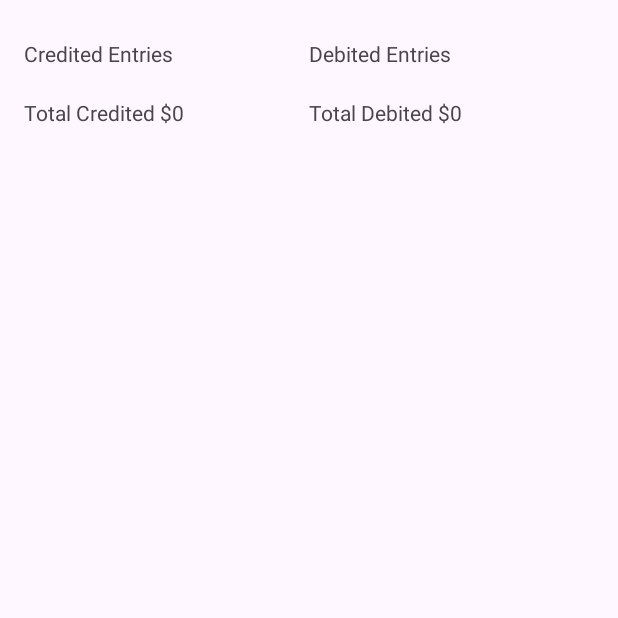
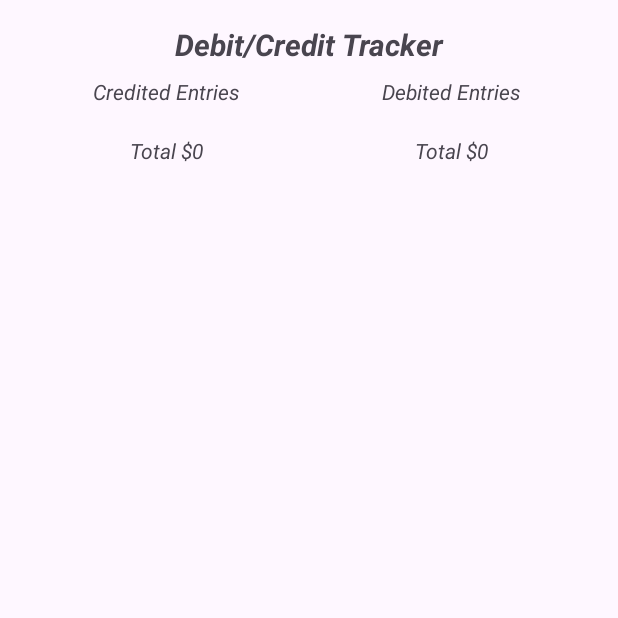
Before and after one commit to JayGurjar/debitCreditApp, an Android app: the screen it shows after launch (MainActivity), on a phone screen of 412 x 824 dp, the top half of it. Run offline under Robolectric (Android 15) with nearby library versions, the phone set to English and light mode, and no system bars.

Commit message:
styling updates and persistent state

```diff
--- a/app/src/main/res/layout/activity_main.xml
+++ b/app/src/main/res/layout/activity_main.xml
@@ -7,10 +7,23 @@
     android:padding="16dp"
     tools:context=".MainActivity">
 
+    <TextView
+        android:id="@+id/idTVHeading"
+        android:layout_width="match_parent"
+        android:layout_height="match_parent"
+        android:text="Debit/Credit Tracker"
+        android:textAlignment="center"
+        android:textSize="20sp"
+        android:textStyle="bold|italic"
+        />
+
+
     <androidx.core.widget.NestedScrollView
         android:layout_width="match_parent"
         android:layout_height="match_parent"
-        android:fillViewport="true">
+        android:fillViewport="true"
+        android:layout_marginTop="25dp">
+
 
         <LinearLayout
             android:id="@+id/llMainLayout"
@@ -36,19 +49,24 @@
                     android:layout_width="match_parent"
                     android:layout_height="wrap_content"
                     android:paddingVertical="10dp"
-                    android:text="Credited Entries" />
+                    android:text="Credited Entries"
+                    android:textStyle="italic"
+                    android:textAlignment="center"/>
 
                 <androidx.recyclerview.widget.RecyclerView
                     android:id="@+id/rvCreditList"
                     android:layout_width="match_parent"
-                    android:layout_height="wrap_content" />
+                    android:layout_height="wrap_content"
+                    android:layout_gravity="center"/>
 
                 <TextView
                     android:id="@+id/tvTotalCredited"
                     android:layout_width="match_parent"
                     android:layout_height="wrap_content"
                     android:paddingVertical="10dp"
-                    android:text="Total Credited $0" />
+                    android:text="Total $0"
+                    android:textStyle="italic"
+                    android:textAlignment="center"/>
             </LinearLayout>
 
             <LinearLayout
@@ -63,19 +81,24 @@
                     android:layout_width="match_parent"
                     android:layout_height="wrap_content"
                     android:paddingVertical="10dp"
-                    android:text="Debited Entries" />
+                    android:text="Debited Entries"
+                    android:textStyle="italic"
+                    android:textAlignment="center"/>
 
                 <androidx.recyclerview.widget.RecyclerView
                     android:id="@+id/rvDebitList"
                     android:layout_width="match_parent"
-                    android:layout_height="wrap_content" />
+                    android:layout_height="wrap_content"
+                    android:layout_gravity="center"/>
 
                 <TextView
                     android:id="@+id/tvTotalDebited"
                     android:layout_width="match_parent"
                     android:layout_height="wrap_content"
                     android:paddingVertical="10dp"
-                    android:text="Total Debited $0" />
+                    android:text="Total $0"
+                    android:textStyle="italic"
+                    android:textAlignment="center"/>
             </LinearLayout>
         </LinearLayout>
     </androidx.core.widget.NestedScrollView>
--- a/app/src/main/res/layout/transaction.xml
+++ b/app/src/main/res/layout/transaction.xml
@@ -22,6 +22,7 @@
             android:layout_height="wrap_content"
             android:paddingHorizontal="10dp"
             android:text="Number"
+            android:gravity="center"
             android:textSize="20sp"
             app:layout_constraintBottom_toBottomOf="parent"
             app:layout_constraintEnd_toEndOf="parent"
```
Also changed, not shown: app/src/main/java/com/example/debitcreditapp/MainActivity.kt (+70 -14 lines), app/src/main/java/com/example/debitcreditapp/ReceiveSMS.kt (+6 -7 lines), app/src/main/java/com/example/debitcreditapp/TransactionAdapter.kt (+9 -1 lines).
